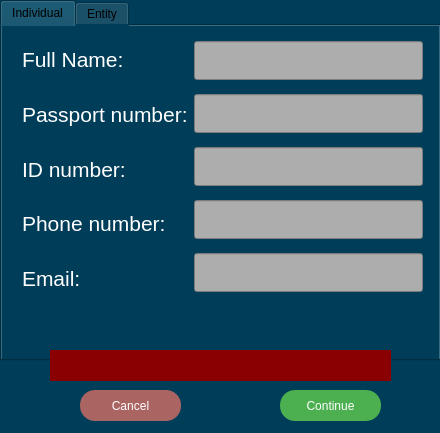
First picture: the form in src/modules/view/registrationwidget.ui, repository ZhekLu/financial-system, before the edit.
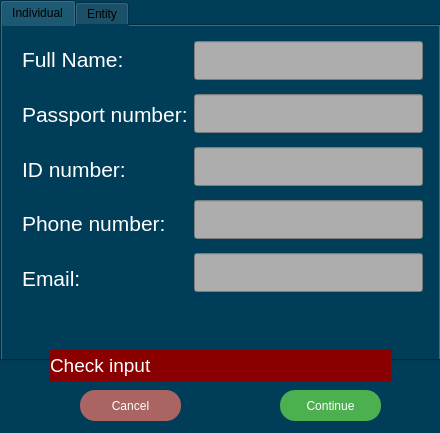
Second picture: the form after the edit.

What changed in the file:
```diff
--- a/src/modules/view/registrationwidget.ui
+++ b/src/modules/view/registrationwidget.ui
@@ -590,7 +590,7 @@
 color: rgb(255, 255, 255);</string>
    </property>
    <property name="text">
-    <string/>
+    <string>Check input</string>
    </property>
   </widget>
   <widget class="QStackedWidget" name="stacked_widget">
```
